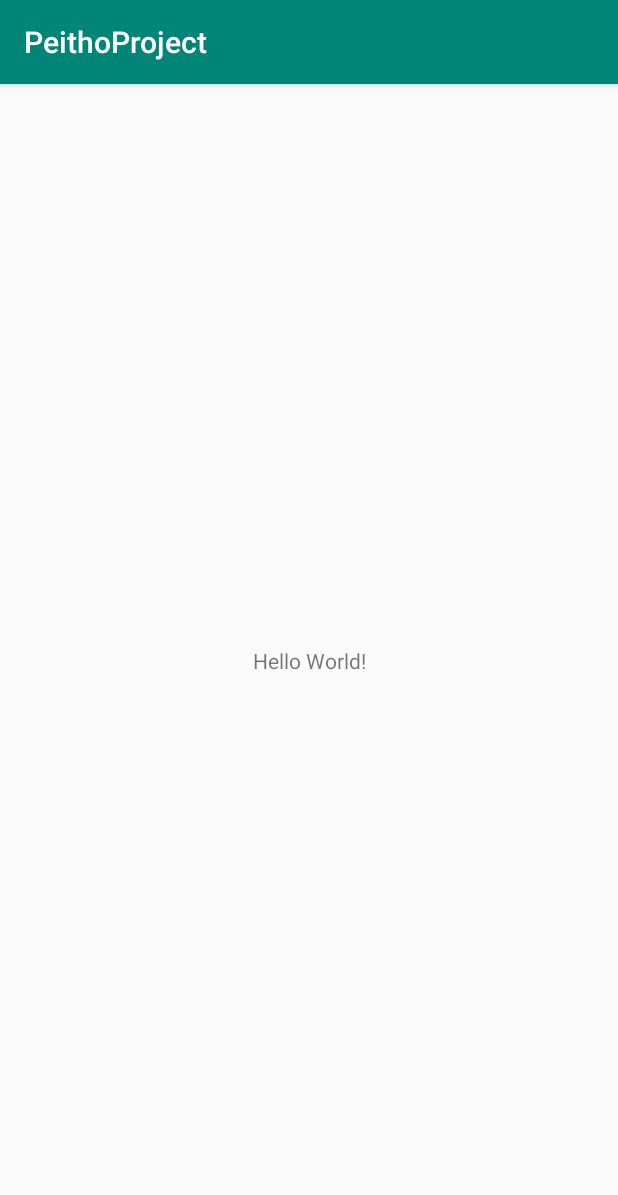
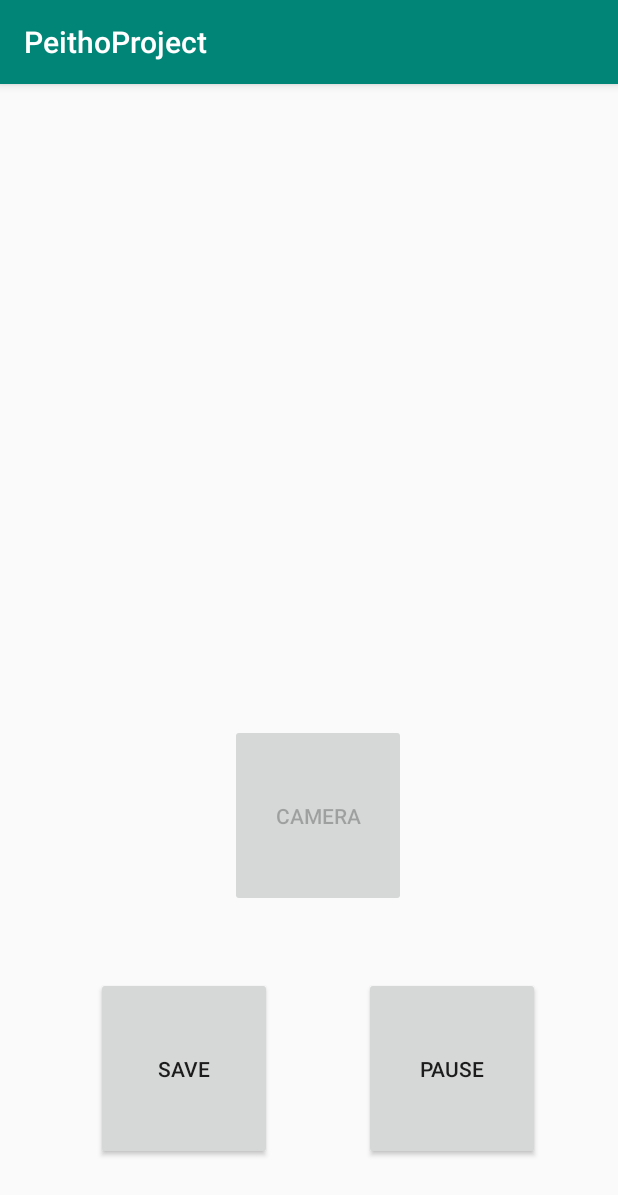
Before and after one commit to TonyCalarese/PeithoProject, an Android app: the screen it shows after launch (MainActivity), on a phone screen of 412 x 824 dp. Shown: the top 1195 px of the screen. Run offline under Robolectric (Android 15) with nearby library versions, the phone set to English and light mode, and no system bars.

Commit message:
worked on the camera code

```diff
--- a/app/src/main/java/com/example/peithoproject/MainActivity.java
+++ b/app/src/main/java/com/example/peithoproject/MainActivity.java
@@ -1,32 +1,23 @@
 package com.example.peithoproject;
 
 import androidx.appcompat.app.AppCompatActivity;
-import androidx.core.graphics.drawable.DrawableCompat;
+import androidx.fragment.app.Fragment;
+import androidx.fragment.app.FragmentManager;
 
-import android.content.Intent;
-import android.graphics.drawable.Drawable;
 import android.os.Bundle;
-import android.view.View;
-import android.widget.Button;
 
 public class MainActivity extends AppCompatActivity {
-    private Button mCameraButton;
+
     @Override
     protected void onCreate(Bundle savedInstanceState) {
         super.onCreate(savedInstanceState);
         setContentView(R.layout.activity_main);
-        mCameraButton = (Button) findViewById(R.id.cameraButton);
-        mCameraButton.setOnClickListener(new View.OnClickListener() {
-                                             @Override
-                                             public void onClick(View view) {
-                                                 //Code Source: https://stackoverflow.com/questions/13977245/android-open-camera-from-button
-                                                 Intent intent = new Intent("android.media.action.IMAGE_CAPTURE");
-                                                 startActivity(intent);
-                                             }
-                                         }
-        );
 
+        FragmentManager fm = getSupportFragmentManager();
+        Fragment fragment = fm.findFragmentById(R.id.fragment_container);
 
-
+        if (fragment == null) {
+            fm.beginTransaction().add(R.id.fragment_container, new MainMenuFragement()).commit();
+        }
     }
 }
--- /dev/null
+++ b/app/src/main/java/com/example/peithoproject/MainMenuFragement.java
@@ -0,0 +1,86 @@
+package com.example.peithoproject;
+
+import android.content.Intent;
+import android.content.pm.PackageManager;
+import android.content.pm.ResolveInfo;
+import android.graphics.Bitmap;
+import android.net.Uri;
+import android.os.Bundle;
+import android.provider.MediaStore;
+import android.view.LayoutInflater;
+import android.view.View;
+import android.view.ViewGroup;
+import android.widget.Button;
+import android.widget.ImageView;
+
+import androidx.core.content.FileProvider;
+import androidx.fragment.app.Fragment;
+
+import java.io.File;
+import java.util.List;
+
+
+public class MainMenuFragement extends Fragment {
+    private static final String MAIN_MENU_STATIC = "TEST";
+    private static final int REQUEST_PHOTO = 2;
+
+    private Button mPhotoButton;
+    private File mPhotoFile;
+    private ImageView mPhotoView;
+    @Override
+    public void onCreate(Bundle savedInstanceState) {
+        super.onCreate(savedInstanceState);
+        setHasOptionsMenu(true);
+    }
+
+    @Override
+    public View onCreateView(LayoutInflater inflater, ViewGroup container,
+                             Bundle savedInstanceState) {
+        View v = inflater.inflate(R.layout.prototype_layout_1, container, false);
+        PackageManager packageManager = getActivity().getPackageManager();
+
+
+        mPhotoButton = (Button) v.findViewById(R.id.cameraButton);
+        final Intent captureImage = new Intent(MediaStore.ACTION_IMAGE_CAPTURE);
+        boolean canTakePhoto = mPhotoFile != null && captureImage.resolveActivity(packageManager) != null;
+        mPhotoButton.setEnabled(canTakePhoto);
+
+        mPhotoButton.setOnClickListener(new View.OnClickListener() {
+            @Override
+            public void onClick(View v) {
+                Uri uri = FileProvider.getUriForFile(getActivity(),
+                        "com.bignerdranch.android.criminalintent.fileprovider",
+                        mPhotoFile);
+                captureImage.putExtra(MediaStore.EXTRA_OUTPUT, uri);
+
+                List<ResolveInfo> cameraActivities = getActivity()
+                        .getPackageManager().queryIntentActivities(captureImage,
+                                PackageManager.MATCH_DEFAULT_ONLY);
+
+                for (ResolveInfo activity : cameraActivities) {
+                    getActivity().grantUriPermission(activity.activityInfo.packageName,
+                            uri, Intent.FLAG_GRANT_WRITE_URI_PERMISSION);
+                }
+
+                startActivityForResult(captureImage, REQUEST_PHOTO);
+            }
+        });
+
+        mPhotoView = (ImageView) v.findViewById(R.id.cameraPreview);
+        updatePhotoView();
+        return v;
+    }
+
+
+    private void updatePhotoView() {
+        if (mPhotoFile == null || !mPhotoFile.exists()) {
+            mPhotoView.setImageDrawable(null);
+        } else {
+            Bitmap bitmap = PictureUtils.getScaledBitmap(
+                    mPhotoFile.getPath(), getActivity());
+            mPhotoView.setImageBitmap(bitmap);
+        }
+    }
+
+
+}
--- a/app/src/main/res/layout/activity_main.xml
+++ b/app/src/main/res/layout/activity_main.xml
@@ -1,18 +1,4 @@
-<?xml version="1.0" encoding="utf-8"?>
-<androidx.constraintlayout.widget.ConstraintLayout xmlns:android="http://schemas.android.com/apk/res/android"
-    xmlns:app="http://schemas.android.com/apk/res-auto"
-    xmlns:tools="http://schemas.android.com/tools"
+<FrameLayout android:id="@+id/fragment_container"
+    xmlns:android="http://schemas.android.com/apk/res/android"
     android:layout_width="match_parent"
-    android:layout_height="match_parent"
-    tools:context=".MainActivity">
-
-    <TextView
-        android:layout_width="wrap_content"
-        android:layout_height="wrap_content"
-        android:text="Hello World!"
-        app:layout_constraintBottom_toBottomOf="parent"
-        app:layout_constraintLeft_toLeftOf="parent"
-        app:layout_constraintRight_toRightOf="parent"
-        app:layout_constraintTop_toTopOf="parent" />
-
-</androidx.constraintlayout.widget.ConstraintLayout>
+    android:layout_height="match_parent" />
--- a/app/src/main/res/layout/prototype_layout_1.xml
+++ b/app/src/main/res/layout/prototype_layout_1.xml
@@ -3,7 +3,8 @@
     xmlns:app="http://schemas.android.com/apk/res-auto"
     xmlns:tools="http://schemas.android.com/tools"
     android:layout_width="match_parent"
-    android:layout_height="match_parent">
+    android:layout_height="match_parent"
+    android:id="@+id/main_menu">
 <!-- Source to use for line chart: mDescription = (https://www.youtube.com/watch?v=UYHvNlYBbeA -->
 
     <androidx.constraintlayout.widget.ConstraintLayout
@@ -14,16 +15,14 @@
             android:id="@+id/cameraButton"
             android:layout_width="117dp"
             android:layout_height="122dp"
-            android:layout_marginStart="240dp"
-            android:layout_marginLeft="240dp"
             android:layout_weight="1"
             android:text="Camera"
             app:layout_constraintBottom_toBottomOf="parent"
-            app:layout_constraintEnd_toStartOf="@+id/pauseButton"
-            app:layout_constraintHorizontal_bias="0.808"
+            app:layout_constraintEnd_toEndOf="parent"
+            app:layout_constraintHorizontal_bias="0.52"
             app:layout_constraintStart_toStartOf="parent"
             app:layout_constraintTop_toTopOf="parent"
-            app:layout_constraintVertical_bias="0.688" />
+            app:layout_constraintVertical_bias="0.66" />
 
         <Button
             android:id="@+id/saveButton"
@@ -53,6 +52,16 @@
             app:layout_constraintTop_toTopOf="parent"
             app:layout_constraintVertical_bias="0.922" />
 
+        <ImageView
+            android:id="@+id/cameraPreview"
+            android:layout_width="wrap_content"
+            android:layout_height="wrap_content"
+            app:layout_constraintBottom_toTopOf="@+id/cameraButton"
+            app:layout_constraintEnd_toEndOf="parent"
+            app:layout_constraintStart_toStartOf="parent"
+            app:layout_constraintTop_toTopOf="parent"
+            tools:srcCompat="@tools:sample/avatars" />
+
 
     </androidx.constraintlayout.widget.ConstraintLayout>
 
```
Also changed, not shown: app/src/main/java/com/example/peithoproject/PictureUtils.java (added, +43 -0 lines).
